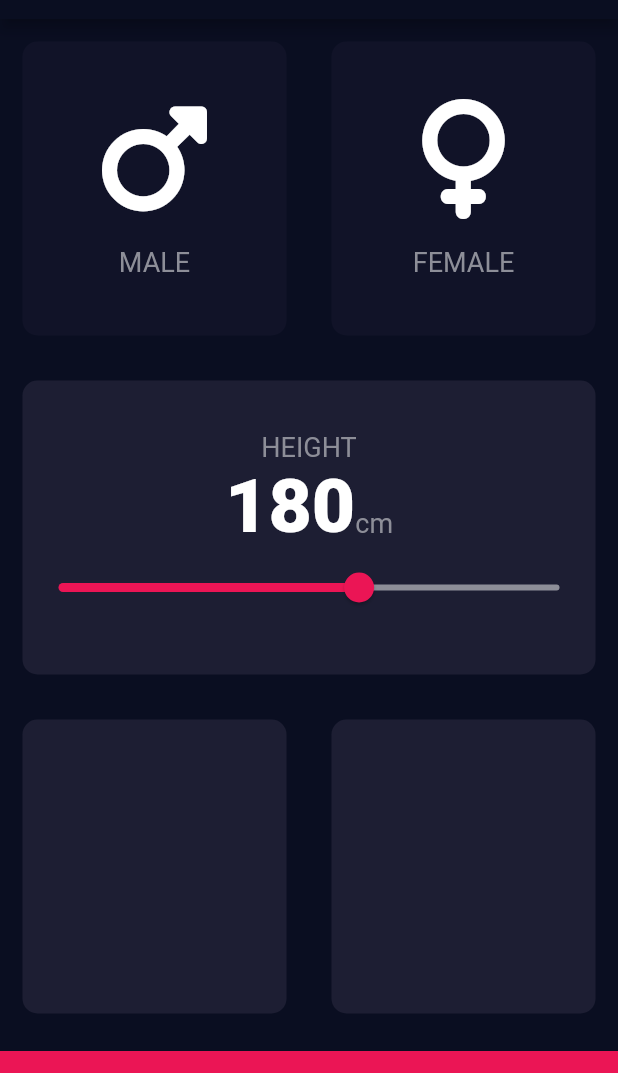
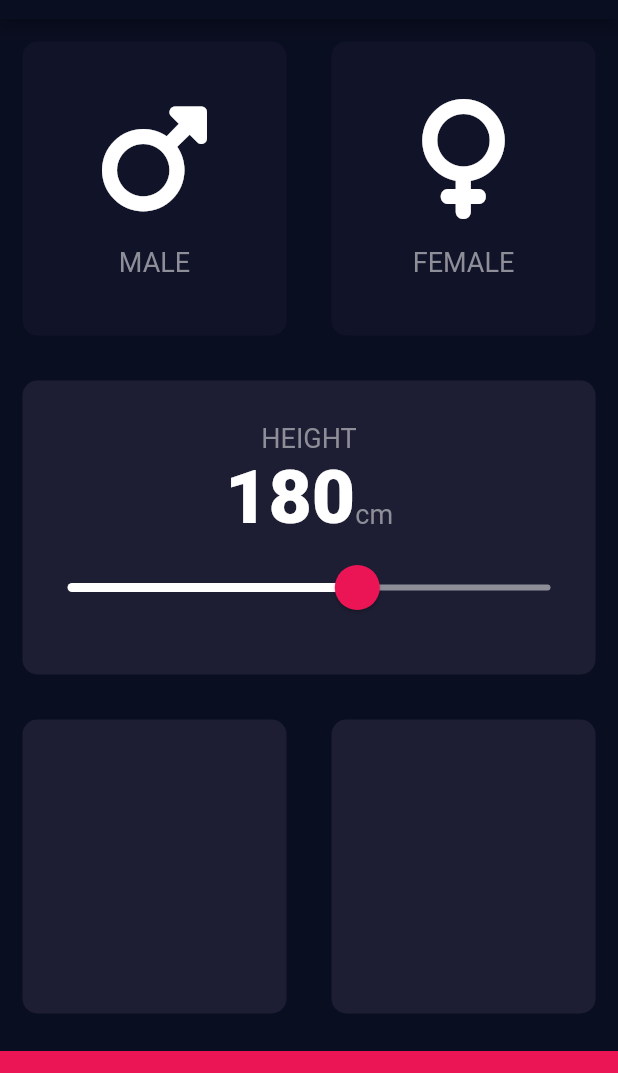
Before and after one commit to pranaypatel512/flutter_bmi_calculator, a Flutter app: the screen it shows after launch, on a phone screen of 412 x 824 dp, the part 65-1138 px from its top. Run offline on Flutter 3.47's test engine with Material 2 defaults, Android fonts, the phone set to English and light mode, and no system bars; our stand-ins replace font_awesome_flutter; statements that could not run were skipped.

Commit message:
slider theme customization

```diff
--- a/lib/input_page.dart
+++ b/lib/input_page.dart
@@ -92,17 +92,27 @@ class _MyHomePageState extends State<MyHomePage> {
                         )
                       ],
                     ),
-                    Slider(
+                    SliderTheme(
+                      data: SliderTheme.of(context).copyWith(
+                          activeTrackColor: Colors.white,
+                          overlayColor: Color(0x29EB1555),
+                          thumbColor: Color(0xFFEB1555),
+                          inactiveTrackColor: Color(0XFF8D8E98),
+                          thumbShape:
+                              RoundSliderThumbShape(enabledThumbRadius: 15),
+                          overlayShape:
+                              RoundSliderOverlayShape(overlayRadius: 30)),
+                      child: Slider(
                         value: height.toDouble(),
                         min: 120.0,
                         max: 220.0,
-                      activeColor: kBottomContainerColor,
-                      inactiveColor: Color(0XFF8D8E98),
+                        inactiveColor: ,
                         onChanged: (value) {
                           setState(() {
                             height = value.toInt();
                           });
                         },
+                      ),
                     )
                   ],
                 ),
```
Lines whose indentation alone changed are shown as unchanged.
